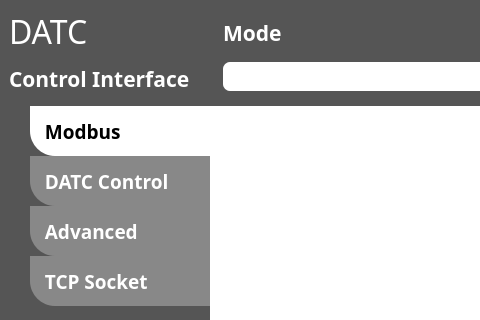
PlanA2G/datc_user_interface, file ui/main_window.ui: the form before one commit; both pictures show x 0 to 480 and y 0 to 320 of the 914 by 526 pixel window.
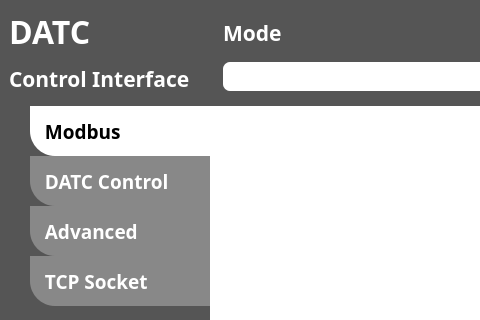
The form after the commit. Icons and pictures are not drawn.

```diff
--- a/ui/main_window.ui
+++ b/ui/main_window.ui
@@ -156,7 +156,8 @@
             <font>
              <family>Noto Sans KR Medium</family>
              <pointsize>24</pointsize>
-             <bold>false</bold>
+             <weight>75</weight>
+             <bold>true</bold>
             </font>
            </property>
            <property name="text">
```
Left out of the diff: 31 changed lines with no effect on the pictures.
